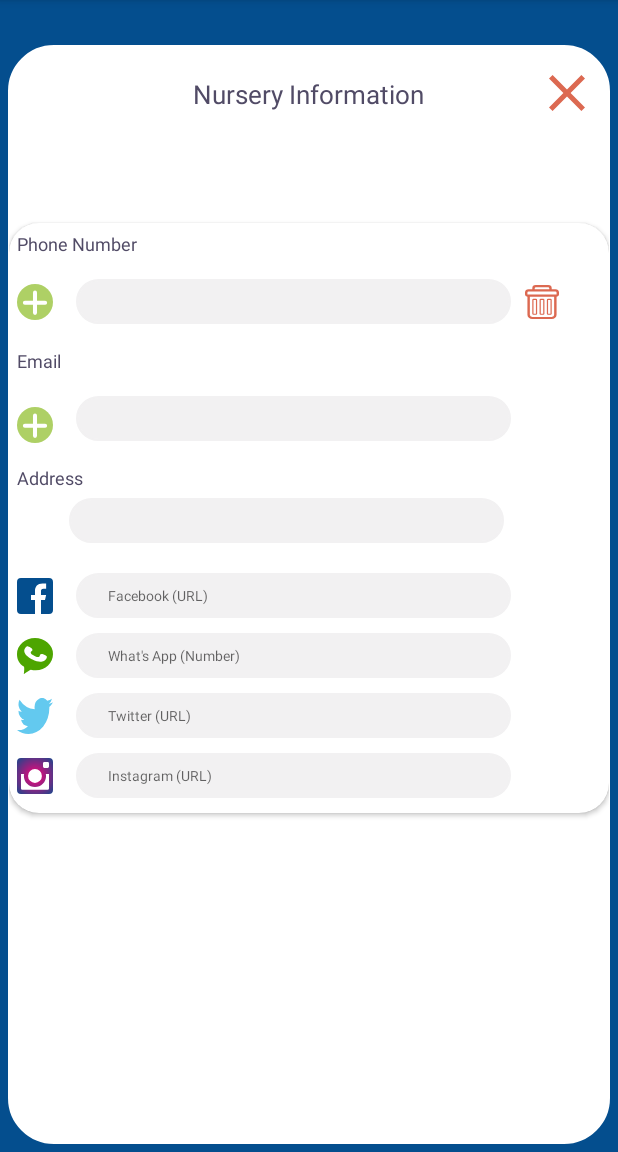
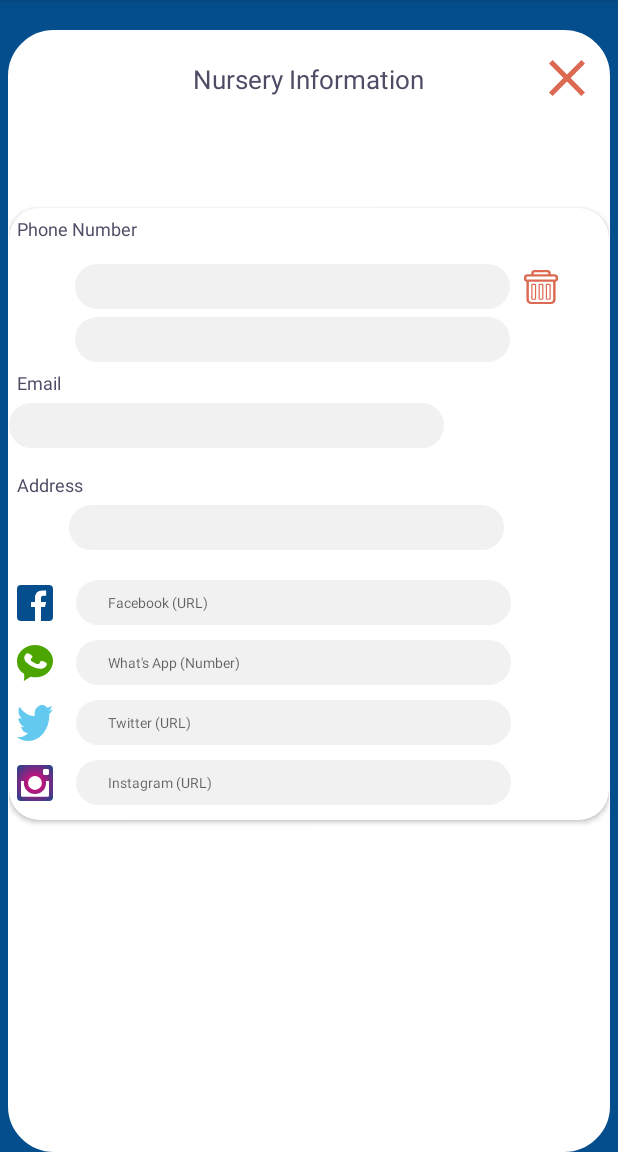
Before and after one commit to ManarSalam/MyApplicationtt, an Android app: the screen it shows after launch (MainActivity), on a phone screen of 412 x 824 dp, the part 84-1236 px from its top. Run offline under Robolectric (Android 15) with nearby library versions, the phone set to English and light mode, and no system bars.

Commit message:
2nd commit

```diff
--- a/app/src/main/res/layout/activity_main.xml
+++ b/app/src/main/res/layout/activity_main.xml
@@ -12,12 +12,11 @@
         android:layout_width="match_parent"
         android:layout_height="match_parent"
         android:layout_marginStart="5dp"
-        android:layout_marginTop="30dp"
         android:layout_marginEnd="5dp"
-        android:layout_marginBottom="5dp"
         android:background="@drawable/back_ground"
         app:layout_constraintBottom_toBottomOf="parent"
         app:layout_constraintEnd_toEndOf="parent"
+        android:layout_marginTop="20dp"
         app:layout_constraintStart_toStartOf="parent">
 
         <TextView
@@ -62,30 +61,16 @@
                     android:textColor="#514B66"
                     android:textSize="12sp" />
 
-                <ImageView
-                    android:id="@+id/addImg"
-                    android:layout_width="wrap_content"
-                    android:layout_height="wrap_content"
-                    android:padding="5dp"
-                    android:src="@drawable/ic_add_icon"
-                    app:layout_constraintBottom_toBottomOf="@+id/editText"
-                    app:layout_constraintStart_toStartOf="@id/phone_number"
-
-
-                    app:layout_constraintTop_toTopOf="@+id/editText" />
-
                 <EditText
                     android:id="@+id/editText"
                     android:layout_width="290dp"
                     android:layout_height="30dp"
-                    android:layout_marginStart="10dp"
                     android:layout_marginTop="10dp"
                     android:background="@drawable/text_background"
                     android:padding="5dp"
-                    app:layout_constraintStart_toEndOf="@id/addImg"
                     app:layout_constraintTop_toBottomOf="@id/phone_number"
-
-                    />
+                    app:layout_constraintStart_toStartOf="@id/phone_number"
+                    android:layout_marginStart="44dp" />
 
                 <ImageView
                     android:id="@+id/trash"
@@ -100,18 +85,20 @@
 
                     app:layout_constraintTop_toTopOf="@+id/editText" />
 
-                <LinearLayout
+
+                <EditText
                     android:id="@+id/add_phone"
-                    android:layout_width="match_parent"
-                    android:layout_height="wrap_content"
-                    android:orientation="horizontal"
-                    android:padding="5dp"
+                    android:layout_width="290dp"
+                    android:layout_height="30dp"
+                    android:layout_marginTop="5dp"
+                    android:background="@drawable/text_background"
                     app:layout_constraintEnd_toEndOf="@id/editText"
                     app:layout_constraintStart_toStartOf="@id/editText"
-                    app:layout_constraintTop_toBottomOf="@id/editText">
+                    app:layout_constraintTop_toBottomOf="@id/editText"
 
 
-                </LinearLayout>
+                    />
+
 
                 <TextView
                     android:id="@+id/email"
@@ -124,31 +111,15 @@
                     app:layout_constraintStart_toStartOf="parent"
                     app:layout_constraintTop_toBottomOf="@+id/add_phone" />
 
-                <ImageView
-                    android:id="@+id/addImg2"
-                    android:layout_width="wrap_content"
-                    android:layout_height="wrap_content"
-                    android:layout_marginTop="8dp"
-                    android:padding="5dp"
-                    android:src="@drawable/ic_add_icon"
-                    app:layout_constraintBottom_toTopOf="@+id/add_email"
-
-
-                    app:layout_constraintStart_toStartOf="@id/email"
-                    app:layout_constraintTop_toTopOf="@+id/editText2" />
-
                 <EditText
                     android:id="@+id/editText2"
                     android:layout_width="290dp"
                     android:layout_height="30dp"
-                    android:layout_marginStart="10dp"
-                    android:layout_marginTop="10dp"
                     android:background="@drawable/text_background"
                     android:padding="5dp"
-                    app:layout_constraintStart_toEndOf="@id/addImg2"
                     app:layout_constraintTop_toBottomOf="@id/email"
 
-                    />
+                    tools:layout_editor_absoluteX="44dp" />
 
                 <LinearLayout
                     android:id="@+id/add_email"
```
